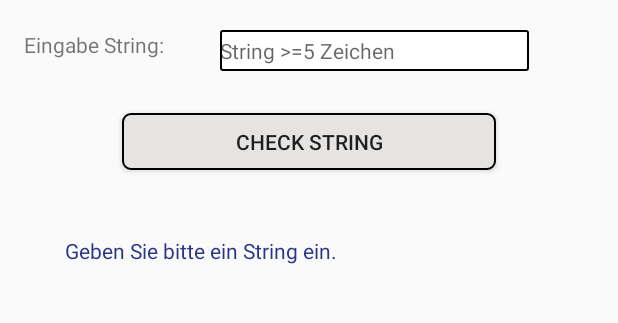
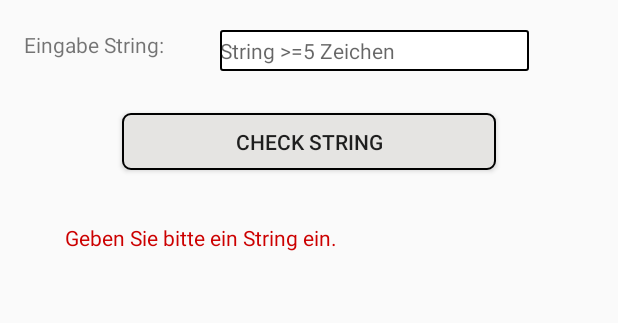
Before and after one commit to wiphadaba/PalindromApp, an Android app: the screen it shows after launch (MainActivity), after a tap on "CHECK STRING", on a phone screen of 412 x 824 dp, the part 150-473 px from its top. Run offline under Robolectric (Android 15) with nearby library versions, the phone set to English and light mode, and no system bars.

Commit message:
messageTextView erstellt --> rot für Meldungen Setze beide TextViews auf leer (""), damit nur die aktuellste Meldung aufscheint (und nicht beide)

```diff
--- a/app/src/main/java/com/example/wipha/palindrom/MainActivity.java
+++ b/app/src/main/java/com/example/wipha/palindrom/MainActivity.java
@@ -22,18 +22,21 @@ public class MainActivity extends AppCompatActivity {
             public void onClick(View view) {
                 EditText inputEditText = findViewById(R.id.inputEditText);
                 TextView resultTextView = findViewById(R.id.resultTextView);
+                TextView messageTextView = findViewById(R.id.messageTextView);
 
+                resultTextView.setText("");
+                messageTextView.setText("");
                 String input = inputEditText.getText().toString();
                 boolean constraints = true;
 
                 if(input.isEmpty()){
-                    resultTextView.setText("Geben Sie bitte ein String ein.");
+                    messageTextView.setText("Geben Sie bitte ein String ein.");
                     constraints = false;
                 }else if(input.length()<5){
-                    resultTextView.setText("Der String muss mindestens 5 Zeichen haben.");
+                    messageTextView.setText("Der String muss mindestens 5 Zeichen haben.");
                     constraints = false;
                 }else if(!regexForString(input)){
-                    resultTextView.setText("Der String darf nur aus Buchstaben und Zahlen bestehen.");
+                    messageTextView.setText("Der String darf nur aus Buchstaben und Zahlen bestehen.");
                     constraints =false;
                 }
 
--- a/app/src/main/res/layout/activity_main.xml
+++ b/app/src/main/res/layout/activity_main.xml
@@ -80,5 +80,20 @@
         app:layout_constraintStart_toStartOf="parent"
         app:layout_constraintTop_toBottomOf="@+id/checkButton" />
 
+    <TextView
+        android:id="@+id/messageTextView"
+        android:layout_width="325dp"
+        android:layout_height="58dp"
+        android:layout_marginEnd="8dp"
+        android:layout_marginStart="8dp"
+        android:layout_marginTop="16dp"
+        android:contentDescription="Message"
+        android:gravity="center"
+        android:textAlignment="textStart"
+        android:textColor="@android:color/holo_red_dark"
+        app:layout_constraintEnd_toEndOf="parent"
+        app:layout_constraintStart_toStartOf="parent"
+        app:layout_constraintTop_toBottomOf="@+id/checkButton" />
+
 
 </android.support.constraint.ConstraintLayout>
```
